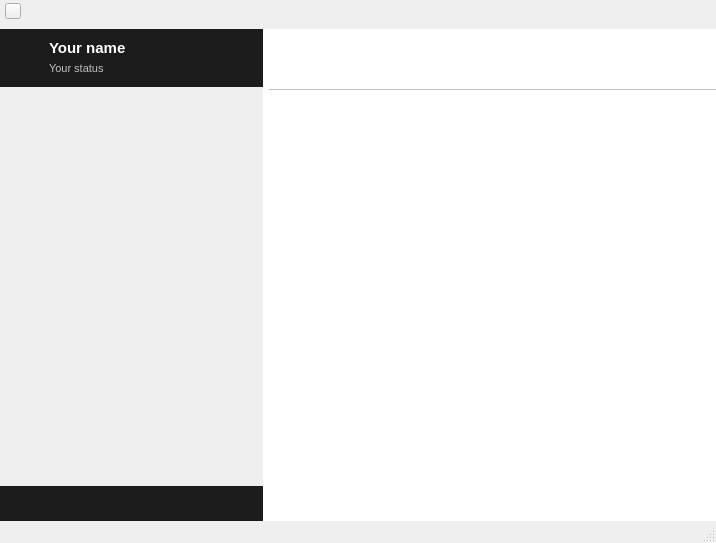
First picture: the form in mainwindow.ui, repository qTox/qTox, before the edit.
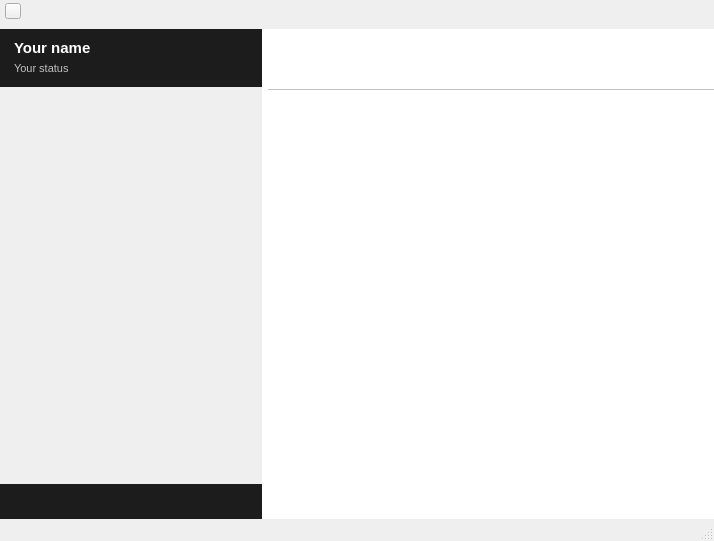
Second picture: the form after the edit. Icons and pictures are not drawn. Custom widgets are drawn as their Qt base class.

Patch:
```diff
--- a/mainwindow.ui
+++ b/mainwindow.ui
@@ -6,8 +6,8 @@
    <rect>
     <x>0</x>
     <y>0</y>
-    <width>716</width>
-    <height>543</height>
+    <width>714</width>
+    <height>541</height>
    </rect>
   </property>
   <property name="minimumSize">
@@ -1452,32 +1452,20 @@
               <number>0</number>
              </property>
              <item>
-              <widget class="ClickableLabel" name="profilePicture">
-               <property name="minimumSize">
-                <size>
-                 <width>40</width>
-                 <height>40</height>
-                </size>
+              <spacer name="horizontalSpacer_4">
+               <property name="orientation">
+                <enum>Qt::Horizontal</enum>
                </property>
-               <property name="maximumSize">
+               <property name="sizeType">
+                <enum>QSizePolicy::Maximum</enum>
+               </property>
+               <property name="sizeHint" stdset="0">
                 <size>
-                 <width>40</width>
-                 <height>40</height>
+                 <width>5</width>
+                 <height>20</height>
                 </size>
                </property>
-               <property name="text">
-                <string/>
-               </property>
-               <property name="pixmap">
-                <pixmap resource="res.qrc">:/img/contact.png</pixmap>
-               </property>
-               <property name="scaledContents">
-                <bool>false</bool>
-               </property>
-               <property name="wordWrap">
-                <bool>true</bool>
-               </property>
-              </widget>
+              </spacer>
              </item>
              <item>
               <layout class="QVBoxLayout" name="verticalLayout" stretch="1,1">
@@ -2095,8 +2083,8 @@
             <rect>
              <x>0</x>
              <y>0</y>
-             <width>263</width>
-             <height>378</height>
+             <width>262</width>
+             <height>375</height>
             </rect>
            </property>
            <layout class="QVBoxLayout" name="verticalLayout_5"/>
@@ -3257,11 +3245,6 @@
    <extends>QLabel</extends>
    <header>widget/croppinglabel.h</header>
   </customwidget>
-  <customwidget>
-   <class>ClickableLabel</class>
-   <extends>QLabel</extends>
-   <header>widget/tool/clickablelabel.h</header>
-  </customwidget>
  </customwidgets>
  <resources>
   <include location="res.qrc"/>
```
Left out of the diff: 4 changed lines with no effect on the pictures.
